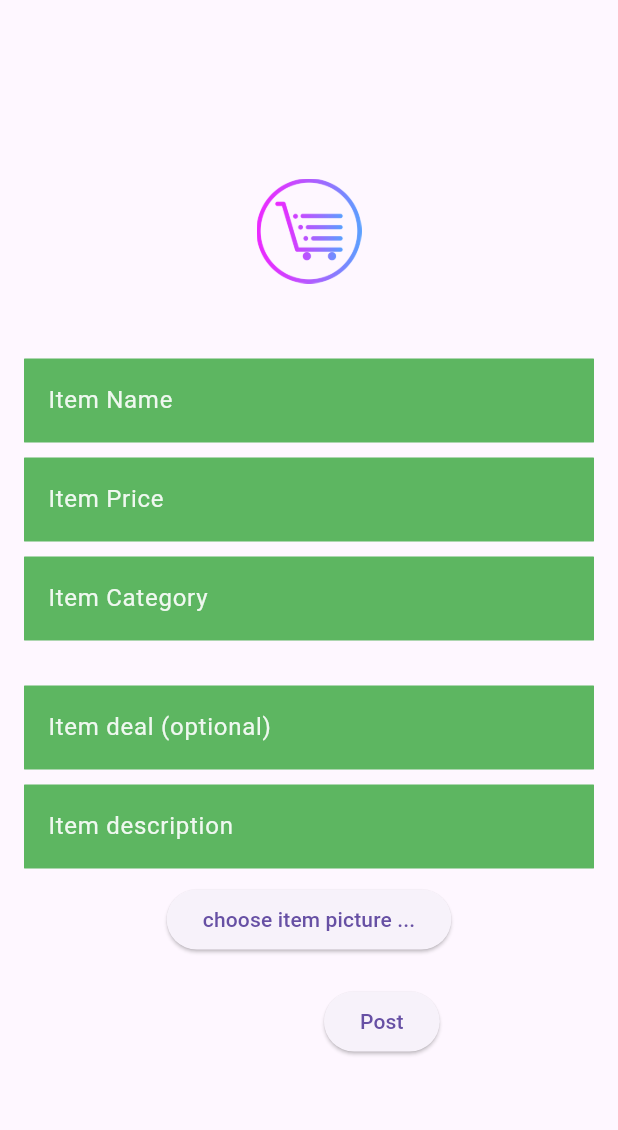
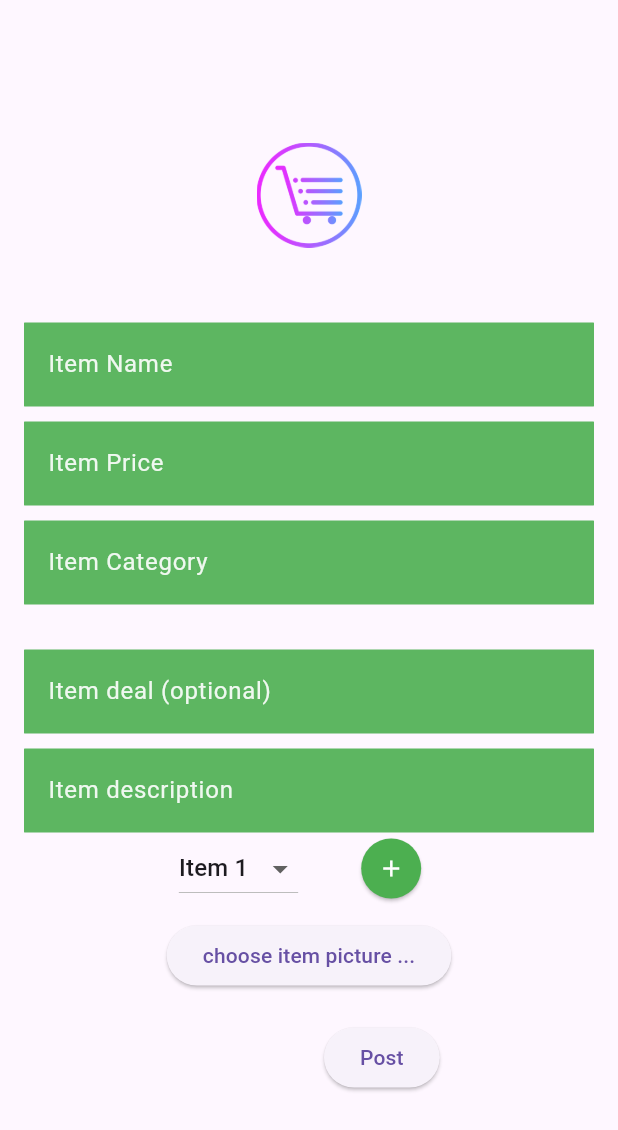
Before and after one commit to bsc-phy-22-19/Online-market-assignment, a Flutter app: the UserProfile screen opened directly, after a tap on "Create New Business", on a phone screen of 412 x 824 dp. Shown: the top 1130 px of the screen. Run offline on Flutter 3.47's test engine with Material 3 defaults, Android fonts, the phone set to English and light mode, and no system bars; our stand-ins replace cached_network_image, cloud_firestore, firebase_auth, firebase_core, firebase_storage, image_picker; missing offline and left inert: firebase_app_check; accounts and stored records are empty.

Commit message:
changed algorithm for item category

```diff
--- a/lib/pages/post_business.dart
+++ b/lib/pages/post_business.dart
@@ -1,5 +1,4 @@
 import 'dart:io';
-
 import 'package:flutter/material.dart';
 import 'package:image_picker/image_picker.dart';
 import 'package:student_online_market/database/firebase_db.dart';
@@ -49,6 +48,29 @@ class _PostBusinessState extends State<PostBusiness>{
                 SizedBox(height: 10,),
                 reusableTextBox("Item description", false, _item_description),
 
+                Row(
+                  mainAxisAlignment: MainAxisAlignment.center,
+                  children: [
+                    categoryDropDown(),
+
+
+                    SizedBox(width: 30,),
+                    ElevatedButton(
+                      onPressed: (){
+
+                      },
+                      style: ElevatedButton.styleFrom(
+                        backgroundColor: Colors.green,
+                        shape: const CircleBorder(),
+                        padding: const EdgeInsets.all(20/4),
+                      ),
+                      child: Center(
+                            child: Icon(Icons.add, color: Colors.white)
+                          )
+                    ),
+                  ],
+                ),
+
                 SizedBox(height: 10,),
                 ElevatedButton(
                   onPressed: () async {
@@ -79,8 +101,6 @@ class _PostBusinessState extends State<PostBusiness>{
                   }, child: Text("Post")),
                   ],
                 ),
-
-
               ],
             ),
           ),
@@ -90,3 +110,56 @@ class _PostBusinessState extends State<PostBusiness>{
     );
   }
 }
+
+
+Widget categoryDropDown() {
+  List<String> items = ['Item 1', 'Item 2', 'Item 40', 'Item 3', 'Item 4', 'Item 5'];
+  String selectedItem = items[0];
+
+  items.sort((a, b) => a.toLowerCase().compareTo(b.toLowerCase()));
+
+  return Container(
+
+    child: DropdownButton<String>(
+      value: selectedItem,
+      items: items.map((String item) {
+        return DropdownMenuItem<String>(
+          value: item,
+          child: Text(item),
+        );
+      }).toList(),
+      onChanged: (value) {
+        // selectedItem = value;
+        print(value);
+      },
+    ),
+  );
+}
+
+
+// Widget searchableDropdown() {
+//   List<String> items = ['Item 1', 'Item 2', 'Item 3', 'Item 4', 'Item 5'];
+//   String selectedItem = items[0];
+
+//   return Container(
+//     child: SelectSearchableList<String>(
+//       items: items,
+//       selectedValue: selectedItem,
+//       onChanged: (value) {
+//         selectedItem = value;
+//       },
+//       searchBoxDecoration: InputDecoration(
+//         hintText: 'Search for an item',
+//         border: OutlineInputBorder(),
+//       ),
+//       label: 'Select an item',
+//       showSelectedItemAsLabel: true,
+//       itemBuilder: (context, item, isSelected) {
+//         return ListTile(
+//           title: Text(item),
+//           selected: isSelected,
+//         );
+//       },
+//     ),
+//   );
+// }
--- a/pubspec.yaml
+++ b/pubspec.yaml
@@ -44,6 +44,7 @@ dependencies:
   image_picker: ^1.0.4
   firebase_app_check: ^0.2.1+8
   cached_network_image: ^3.3.0
+  select_searchable_list: ^0.1.05
 
 
 dev_dependencies:
```
Also changed, not shown: lib/pages/cart.dart (+8 -6 lines), pubspec.lock.
